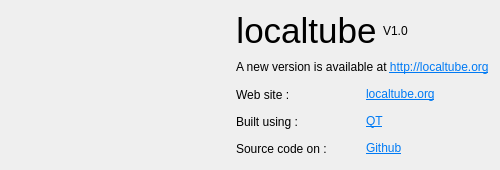
First picture: the form in about.ui, repository karlito139/rss_youtube_dl, before the edit.
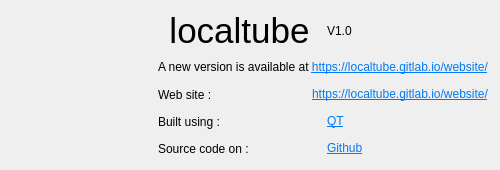
Second picture: the form after the edit. Icons and pictures are not drawn.

Commit message: Updated the website infos.

Patch:
```diff
--- a/about.ui
+++ b/about.ui
@@ -83,7 +83,7 @@
        <item>
         <widget class="QLabel" name="newVersionLabel">
          <property name="text">
-          <string>&lt;html&gt;&lt;head/&gt;&lt;body&gt;&lt;p&gt;A new version is available at &lt;a href=&quot;http://localtube.org&quot;&gt;&lt;span style=&quot; text-decoration: underline; color:#007af4;&quot;&gt;http://localtube.org&lt;/span&gt;&lt;/a&gt;&lt;/p&gt;&lt;/body&gt;&lt;/html&gt;</string>
+          <string>&lt;html&gt;&lt;head/&gt;&lt;body&gt;&lt;p&gt;A new version is available at &lt;a href=&quot;https://localtube.gitlab.io/website/&quot;&gt;&lt;span style=&quot; text-decoration: underline; color:#007af4;&quot;&gt;https://localtube.gitlab.io/website/&lt;/span&gt;&lt;/a&gt;&lt;/p&gt;&lt;/body&gt;&lt;/html&gt;</string>
          </property>
         </widget>
        </item>
@@ -101,7 +101,7 @@
        <item>
         <widget class="QLabel" name="label_3">
          <property name="text">
-          <string>&lt;html&gt;&lt;head/&gt;&lt;body&gt;&lt;p&gt;&lt;a href=&quot;http://localtube.org/&quot;&gt;&lt;span style=&quot; text-decoration: underline; color:#007af4;&quot;&gt;localtube.org&lt;/span&gt;&lt;/a&gt;&lt;/p&gt;&lt;/body&gt;&lt;/html&gt;</string>
+          <string>&lt;html&gt;&lt;head/&gt;&lt;body&gt;&lt;p&gt;&lt;a href=&quot;https://localtube.gitlab.io/website/&quot;&gt;&lt;span style=&quot; text-decoration: underline; color:#007af4;&quot;&gt;https://localtube.gitlab.io/website/&lt;/span&gt;&lt;/a&gt;&lt;/p&gt;&lt;/body&gt;&lt;/html&gt;</string>
          </property>
          <property name="textFormat">
           <enum>Qt::RichText</enum>
```
The commit also changes 4 other files.
